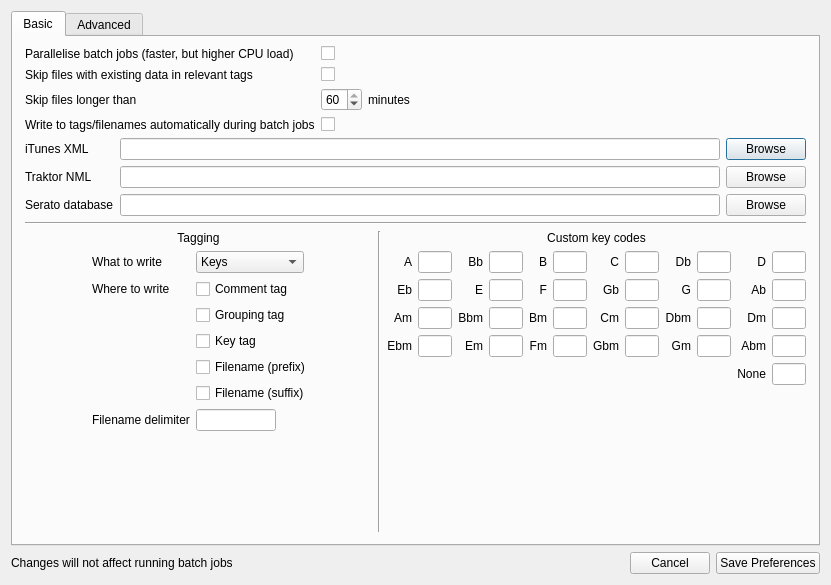
Qt form prefsdialog.ui (ibsh/is_KeyFinder) before a commit.
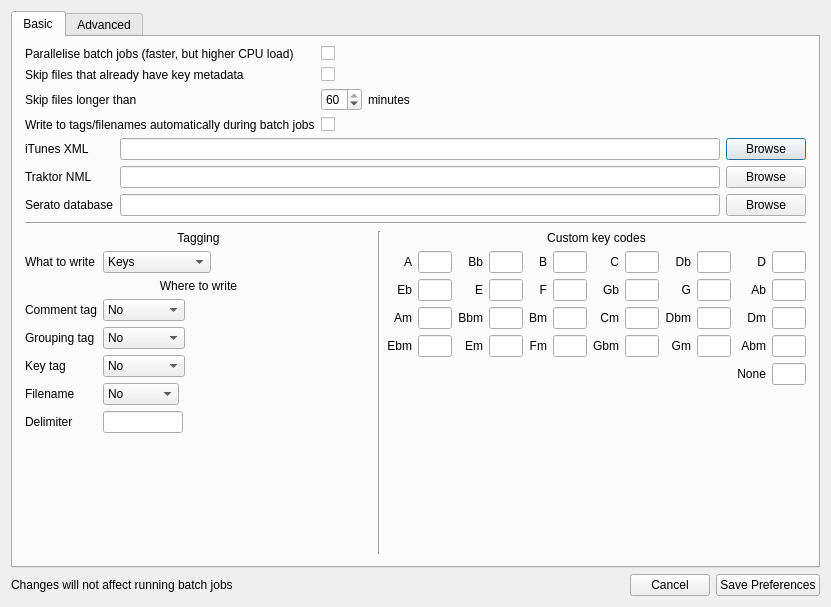
The same form after that commit.

Commit message: Metadata prepend/append and new skip logic

Diff of the .ui file:
```diff
--- a/prefsdialog.ui
+++ b/prefsdialog.ui
@@ -10,7 +10,7 @@
     <x>0</x>
     <y>0</y>
     <width>831</width>
-    <height>585</height>
+    <height>607</height>
    </rect>
   </property>
   <property name="windowTitle">
@@ -58,7 +58,7 @@
          <item row="1" column="0">
           <widget class="QLabel" name="lbl_skipFilesWithExistingTags">
            <property name="text">
-            <string>Skip files with existing data in relevant tags</string>
+            <string>Skip files that already have key metadata</string>
            </property>
           </widget>
          </item>
@@ -262,94 +262,140 @@
                </item>
               </widget>
              </item>
-             <item row="1" column="1">
-              <widget class="QCheckBox" name="writeToTagComment">
+             <item row="2" column="0">
+              <widget class="QLabel" name="lbl_metadataWriteComment">
                <property name="text">
                 <string>Comment tag</string>
                </property>
               </widget>
              </item>
-             <item row="2" column="1">
-              <widget class="QCheckBox" name="writeToTagGrouping">
+             <item row="6" column="0">
+              <widget class="QLabel" name="lbl_metadataDelimiter">
                <property name="text">
-                <string>Grouping tag</string>
+                <string>Delimiter</string>
                </property>
               </widget>
              </item>
-             <item row="3" column="1">
-              <widget class="QCheckBox" name="writeToTagKey">
-               <property name="text">
-                <string>Key tag</string>
+             <item row="6" column="1">
+              <widget class="QLineEdit" name="metadataDelimiter">
+               <property name="maximumSize">
+                <size>
+                 <width>80</width>
+                 <height>16777215</height>
+                </size>
                </property>
               </widget>
              </item>
-             <item row="1" column="0">
+             <item row="1" column="0" colspan="2">
               <widget class="QLabel" name="lbl_tagWhere">
                <property name="text">
                 <string>Where to write</string>
                </property>
-              </widget>
-             </item>
-             <item row="2" column="0">
-              <widget class="QLabel" name="lbl_tagWhere_2">
-               <property name="text">
-                <string/>
+               <property name="alignment">
+                <set>Qt::AlignCenter</set>
                </property>
               </widget>
              </item>
              <item row="3" column="0">
               <widget class="QLabel" name="lbl_tagWhere_3">
                <property name="text">
-                <string/>
-               </property>
-              </widget>
-             </item>
-             <item row="5" column="1">
-              <widget class="QCheckBox" name="writeToFileSuffix">
-               <property name="text">
-                <string>Filename (suffix)</string>
-               </property>
-              </widget>
-             </item>
-             <item row="4" column="1">
-              <widget class="QCheckBox" name="writeToFilePrefix">
-               <property name="text">
-                <string>Filename (prefix)</string>
+                <string>Grouping tag</string>
                </property>
               </widget>
              </item>
              <item row="4" column="0">
               <widget class="QLabel" name="lbl_tagWhere_4">
                <property name="text">
-                <string/>
+                <string>Key tag</string>
                </property>
               </widget>
              </item>
              <item row="5" column="0">
               <widget class="QLabel" name="lbl_tagWhere_5">
                <property name="text">
-                <string/>
+                <string>Filename</string>
                </property>
               </widget>
              </item>
-             <item row="6" column="1">
-              <widget class="QLineEdit" name="filenameDelimiter">
-               <property name="maximumSize">
-                <size>
-                 <width>80</width>
-                 <height>16777215</height>
-                </size>
-               </property>
-               <property name="maxLength">
-                <number>5</number>
-               </property>
+             <item row="3" column="1">
+              <widget class="QComboBox" name="metadataWriteGrouping">
+               <item>
+                <property name="text">
+                 <string>No</string>
+                </property>
+               </item>
+               <item>
+                <property name="text">
+                 <string>Prepend</string>
+                </property>
+               </item>
+               <item>
+                <property name="text">
+                 <string>Append</string>
+                </property>
+               </item>
+               <item>
+                <property name="text">
+                 <string>Overwrite</string>
+                </property>
+               </item>
               </widget>
              </item>
-             <item row="6" column="0">
-              <widget class="QLabel" name="lbl_filenameDelimiter">
-               <property name="text">
-                <string>Filename delimiter</string>
-               </property>
+             <item row="4" column="1">
+              <widget class="QComboBox" name="metadataWriteKey">
+               <item>
+                <property name="text">
+                 <string>No</string>
+                </property>
+               </item>
+               <item>
+                <property name="text">
+                 <string>Overwrite</string>
+                </property>
+               </item>
+              </widget>
+             </item>
+             <item row="5" column="1">
+              <widget class="QComboBox" name="metadataWriteFilename">
+               <item>
+                <property name="text">
+                 <string>No</string>
+                </property>
+               </item>
+               <item>
+                <property name="text">
+                 <string>Prepend</string>
+                </property>
+               </item>
+               <item>
+                <property name="text">
+                 <string>Append</string>
+                </property>
+               </item>
+              </widget>
+             </item>
+             <item row="2" column="1">
+              <widget class="QComboBox" name="metadataWriteComment">
+               <item>
+                <property name="text">
+                 <string>No</string>
+                </property>
+               </item>
+               <item>
+                <property name="text">
+                 <string>Prepend</string>
+                </property>
+               </item>
+               <item>
+                <property name="text">
+                 <string>Append</string>
+                </property>
+               </item>
+               <item>
+                <property name="text">
+                 <string>Overwrite</string>
+                </property>
+               </item>
               </widget>
              </item>
             </layout>
```
Left out of the diff: 11 changed lines with no effect on the pictures. The commit also changes 7 other files.
